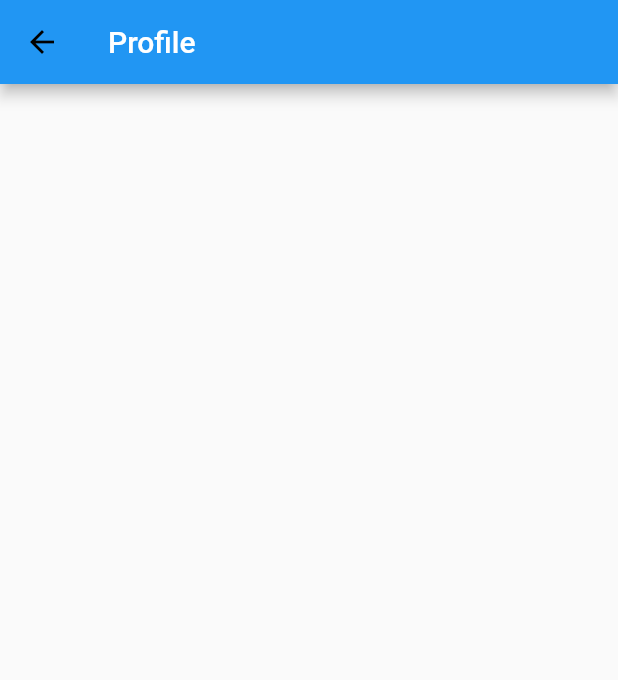
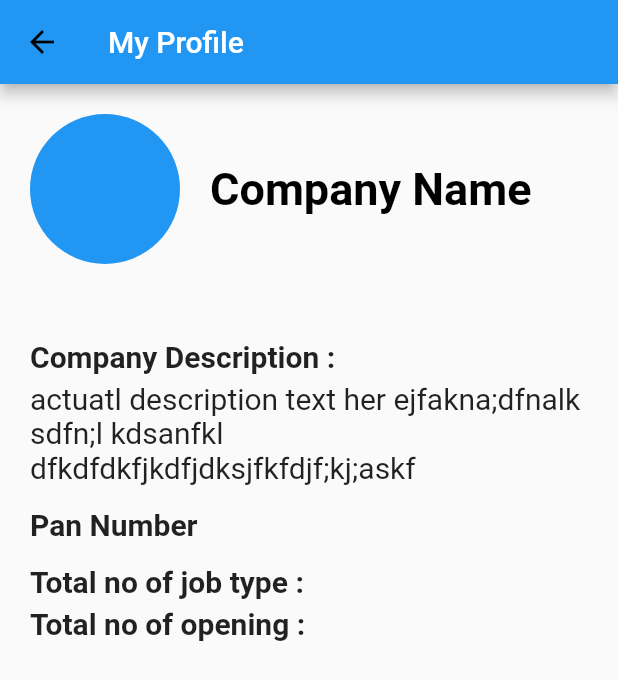
Before and after one commit to imtanbro/code_fury_app, a Flutter app: the MyProfile screen opened directly, on a phone screen of 412 x 824 dp. Shown: the top 680 px of the screen. Run offline on Flutter 3.47's test engine with Material 2 defaults, Android fonts, the phone set to English and light mode, and no system bars; our stand-ins replace animated_text_kit, cloud_firestore, curved_navigation_bar, firebase_auth, firebase_core, flutter_spinkit and 4 more; missing offline and left inert: dart:js; accounts and stored records are empty.

Commit message:
update UI of company Profile

```diff
--- a/lib/Employers/application_screen.dart
+++ b/lib/Employers/application_screen.dart
@@ -1,19 +1,19 @@
 import 'package:flutter/material.dart';
-import 'applicants/list_view_applicants.dart';
+import 'package:codefuryapp/Employers/job application/job_type.dart';
 
 class Applicants extends StatelessWidget {
   @override
   Widget build(BuildContext context) {
     return Scaffold(
       appBar: AppBar(
-        title: Text('Applicants',
+        title: Text('Job',
           style: TextStyle(
             color: Colors.white
           ),
         ),
         backgroundColor: Colors.blue,
       ),
-      body: ListViewApplicants(),
+      body: JobType(),
     );
   }
 }
--- a/lib/Employers/my_profile/company_home.dart
+++ b/lib/Employers/my_profile/company_home.dart
@@ -0,0 +1,83 @@
+import 'package:flutter/material.dart';
+
+class MyProfileHome extends StatelessWidget {
+  @override
+  Widget build(BuildContext context) {
+    return Container(
+      padding: EdgeInsets.all(20),
+      child: Column(
+        crossAxisAlignment: CrossAxisAlignment.start,
+        children: [
+          Row(
+            children: [
+              CircleAvatar(
+                maxRadius: 50,
+                backgroundColor: Colors.blue,
+                //background image use karle company ka image
+              ),
+              SizedBox(
+                width: 20,
+              ),
+              Text(
+                'Company Name',
+                textAlign: TextAlign.center,
+                style: TextStyle(
+                  fontSize: 30,
+                  fontWeight: FontWeight.bold ,
+                  color: Colors.black
+                ),
+              ),
+            ],
+          ),
+          SizedBox(
+            height: 50,
+          ),
+          Text(
+            'Company Description :',
+            style: TextStyle(
+              fontWeight: FontWeight.bold,
+              fontSize: 20,
+            ),
+          ),
+          SizedBox(
+            height: 5,
+          ),
+          Text('actuatl description text her ejfakna;dfnalk sdfn;l kdsanfkl dfkdfdkfjkdfjdksjfkfdjf;kj;askf ',
+            style: TextStyle(
+              fontSize: 20
+            ),
+          ),
+          SizedBox(
+            height: 15,
+          ),
+
+          Text('Pan Number',
+            style: TextStyle(
+              fontSize: 20,
+              fontWeight: FontWeight.bold
+            ),
+          ),
+          SizedBox(
+            height: 15,
+          ),
+          Text('Total no of job type : ',
+            style: TextStyle(
+                fontSize: 20,
+                fontWeight: FontWeight.bold
+            ),
+          ),
+          SizedBox(
+            height: 5,
+          ),
+          Text('Total no of opening : ',
+            style: TextStyle(
+                fontSize: 20,
+                fontWeight: FontWeight.bold
+            ),
+          )
+
+        ],
+      ),
+    );
+  }
+}
--- a/lib/Employers/profile.dart
+++ b/lib/Employers/profile.dart
@@ -1,4 +1,5 @@
 import 'package:flutter/material.dart';
+import 'my_profile/company_home.dart';
 
 class MyProfile extends StatelessWidget {
   @override
@@ -6,13 +7,14 @@ class MyProfile extends StatelessWidget {
     return Container(
       child:Scaffold(
         appBar: AppBar(
-          title: Text('Profile',
+          title: Text('My Profile',
             style: TextStyle(
                 color: Colors.white
             ),
           ) ,
           backgroundColor: Colors.blue,
         ),
+        body: MyProfileHome(),
       ),
     );
   }
```
Also changed, not shown: lib/Employers/applicants/applicant_detail.dart (+24 -19 lines), lib/Employers/applicants/cardmodel.dart (+20 -4 lines), lib/Employers/applicants/list_view_applicants.dart (+14 -5 lines), lib/Employers/job application/job_model.dart (+48 -0 lines), lib/Employers/job application/job_type.dart (+16 -0 lines).
